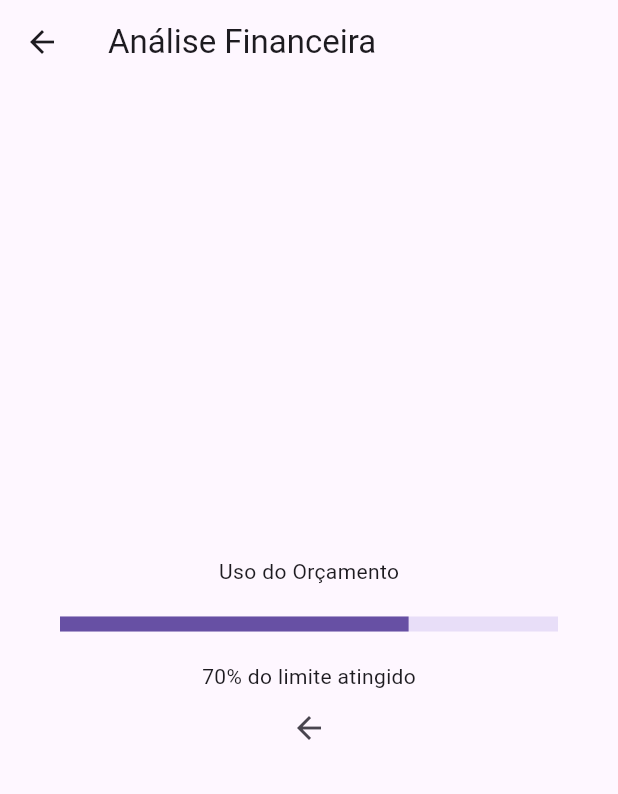
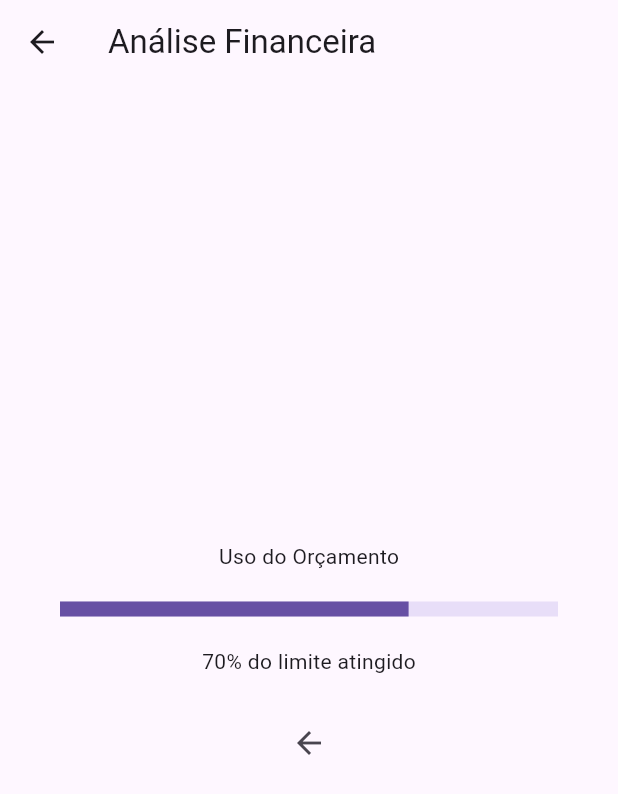
Before and after one commit to marinsant/MVVM-desenvolvimento-mobile, a Flutter app: the AnalysisView screen opened by its route, on a phone screen of 412 x 824 dp. Shown: the top 794 px of the screen. Run offline on Flutter 3.47's test engine with Material 3 defaults, Android fonts, the phone set to English and light mode, and no system bars.

Commit message:
Organização MVVM e telas finalizadas

```diff
--- a/lib/main.dart
+++ b/lib/main.dart
@@ -1,4 +1,7 @@
 import 'package:flutter/material.dart';
+import 'views/login_view.dart';
+import 'views/dashboard_view.dart';
+import 'views/analysis_view.dart';
 
 void main() => runApp(const FinancialApp());
 
@@ -19,82 +22,3 @@
     );
   }
 }
-
-// --- TELA DE LOGIN ---
-class LoginView extends StatelessWidget {
-  const LoginView({super.key});
-  @override
-  Widget build(BuildContext context) {
-    return Scaffold(
-      body: Padding(
-        padding: const EdgeInsets.all(20),
-        child: Column(
-          mainAxisAlignment: MainAxisAlignment.center,
-          children: [
-            const Text("Login Financeiro", style: TextStyle(fontSize: 24, fontWeight: FontWeight.bold)),
-            const TextField(decoration: InputDecoration(labelText: "E-mail")),
-            const TextField(decoration: InputDecoration(labelText: "Senha"), obscureText: true),
-            const SizedBox(height: 20),
-            ElevatedButton(
-              onPressed: () => Navigator.pushNamed(context, '/home'),
-              child: const Text("Entrar"),
-            ),
-          ],
-        ),
-      ),
-    );
-  }
-}
-
-// --- TELA DASHBOARD (HOME) ---
-class DashboardView extends StatelessWidget {
-  const DashboardView({super.key});
-  @override
-  Widget build(BuildContext context) {
-    return Scaffold(
-      appBar: AppBar(title: const Text("Dashboard")),
-      body: ListView(
-        padding: const EdgeInsets.all(16),
-        children: [
-          const Card(
-            child: ListTile(title: Text("Saldo Atual"), subtitle: Text("R$ 2.500,00", style: TextStyle(fontSize: 20, color: Colors.green))),
-          ),
-          const Divider(),
-          const Text("Transações Recentes", style: TextStyle(fontWeight: FontWeight.bold)),
-          const ListTile(leading: Icon(Icons.shopping_cart), title: Text("Mercado"), trailing: Text("- R$ 150,00")),
-          const ListTile(leading: Icon(Icons.work), title: Text("Salário"), trailing: Text("+ R$ 3.000,00")),
-          ElevatedButton(
-            onPressed: () => Navigator.pushNamed(context, '/analise'),
-            child: const Text("Ver Análise Detalhada"),
-          ),
-        ],
-      ),
-    );
-  }
-}
-
-// --- TELA DE ANÁLISE ---
-class AnalysisView extends StatelessWidget {
-  const AnalysisView({super.key});
-  @override
-  Widget build(BuildContext context) {
-    return Scaffold(
-      appBar: AppBar(title: const Text("Análise Financeira")),
-      body: Center(
-        child: Column(
-          mainAxisAlignment: MainAxisAlignment.center,
-          children: [
-            const Text("Uso do Orçamento"),
-            const Padding(
-              padding: EdgeInsets.symmetric(horizontal: 40, vertical: 20),
-              child: LinearProgressIndicator(value: 0.7, minHeight: 10),
-            ),
-            const Text("70% do limite atingido"),
-            IconButton(onPressed: () => Navigator.pop(context), icon: const Icon(Icons.arrow_back)),
-          ],
-        ),
-      ),
-    );
-  }
-}
-}
--- /dev/null
+++ b/lib/models/transaction.dart
@@ -0,0 +1,15 @@
+import 'package:flutter/material.dart';
+
+class Transaction {
+  final String title;
+  final String value;
+  final IconData icon;
+  final Color color;
+
+  Transaction({
+    required this.title,
+    required this.value,
+    required this.icon,
+    required this.color,
+  });
+}
--- /dev/null
+++ b/lib/viewmodels/financial_viewmodel.dart
@@ -0,0 +1,22 @@
+import 'package:flutter/material.dart';
+import '../models/transaction.dart';
+
+class FinancialViewModel {
+  final String currentBalance = "R\$ 2.500,00";
+  final double budgetUsage = 0.7; // 70%
+
+  final List<Transaction> transactions = [
+    Transaction(
+      title: "Mercado",
+      value: "- R\$ 150,00",
+      icon: Icons.shopping_cart,
+      color: Colors.red,
+    ),
+    Transaction(
+      title: "Salário",
+      value: "+ R\$ 3.000,00",
+      icon: Icons.work,
+      color: Colors.green,
+    ),
+  ];
+}
--- /dev/null
+++ b/lib/views/analysis_view.dart
@@ -0,0 +1,36 @@
+import 'package:flutter/material.dart';
+import '../viewmodels/financial_viewmodel.dart';
+
+class AnalysisView extends StatelessWidget {
+  const AnalysisView({super.key});
+
+  @override
+  Widget build(BuildContext context) {
+    final viewModel = FinancialViewModel();
+
+    return Scaffold(
+      appBar: AppBar(title: const Text("Análise Financeira")),
+      body: Center(
+        child: Column(
+          mainAxisAlignment: MainAxisAlignment.center,
+          children: [
+            const Text("Uso do Orçamento"),
+            Padding(
+              padding: const EdgeInsets.symmetric(horizontal: 40, vertical: 20),
+              child: LinearProgressIndicator(
+                value: viewModel.budgetUsage,
+                minHeight: 10,
+              ),
+            ),
+            Text("${(viewModel.budgetUsage * 100).toInt()}% do limite atingido"),
+            const SizedBox(height: 20),
+            IconButton(
+              onPressed: () => Navigator.pop(context),
+              icon: const Icon(Icons.arrow_back)
+            ),
+          ],
+        ),
+      ),
+    );
+  }
+}
```
Also changed, not shown: analysis_options.yaml (added, +28 -0 lines), lib/views/dashboard_view.dart (added, +39 -0 lines), lib/views/login_view.dart (added, +28 -0 lines), 10 other files.
